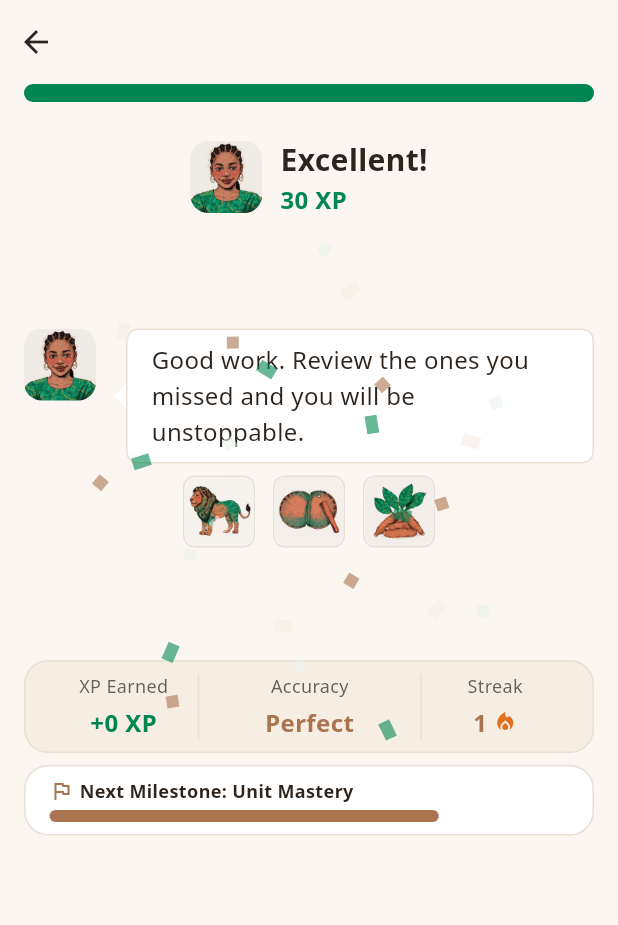
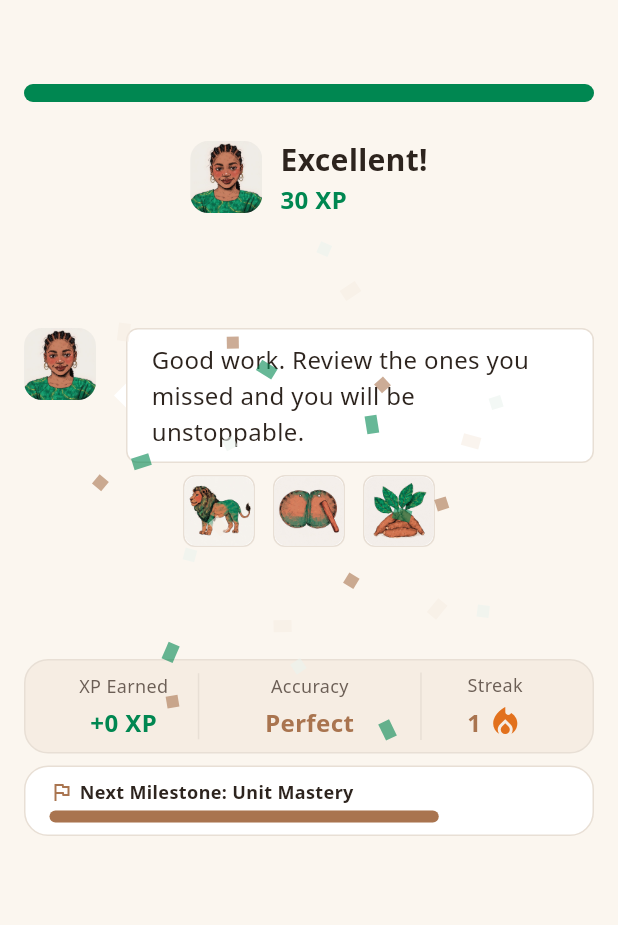
Before and after one commit to Samthesurf/igboman, a Flutter app: the LessonScreen screen opened directly with empty values, on a phone screen of 412 x 824 dp. Shown: the top 925 px of the screen. Run offline on Flutter 3.47's test engine with Material 3 defaults, Android fonts, the phone set to English and light mode, and no system bars; our stand-ins replace audioplayers, shared_preferences; missing offline and left inert: googleai_dart; accounts and stored records are empty.

Commit message:
feat: hide back button on completion, align title, bigger streak flame
- Completion screen no longer shows the app bar back arrow: the run is
  over and the user navigates via Continue / Practice again / Review
  answers, so a visible back button invited a confusing mid-result exit.
  A showBackButton flag on _LessonAppBar (default true) keeps the arrow
  on intro and question phases; the system back gesture still works.
- The spacer that replaces the arrow on completion now uses Spacing.md
  (16px) instead of kToolbarHeight * 0.6 (33.6px), so the lesson title
  starts flush with the progress bar and body content margin instead of
  looking indented.
- Streak flame icon on the completion stats row grows from IconSizes.s
  (16px) to IconSizes.md (24px); it was too small to read at a glance.
  The compact Heat chip flame on question screens is unchanged.

```diff
--- a/lib/screens/lesson_screen.dart
+++ b/lib/screens/lesson_screen.dart
@@ -111,6 +111,7 @@ class _LessonScreenState extends State<LessonScreen> {
       backgroundColor: AppColors.background,
       appBar: _LessonAppBar(
         title: widget.lesson.title,
+        showBackButton: !isComplete,
         questionNumber: isComplete ? questions.length : (_questionIndex + 1),
         totalQuestions: questions.length,
         progress: isComplete
@@ -366,12 +367,17 @@ class _LessonAppBar extends StatelessWidget implements PreferredSizeWidget {
     required this.progress,
     this.questionNumber,
     this.totalQuestions,
+    this.showBackButton = true,
   });
 
   final String title;
   final double progress;
   final int? questionNumber;
   final int? totalQuestions;
+
+  /// False on the completion screen: the run is over and the user
+  /// navigates via the practice/review actions instead of backing out.
+  final bool showBackButton;
 
   @override
   Size get preferredSize => const Size.fromHeight(
@@ -388,11 +394,14 @@ class _LessonAppBar extends StatelessWidget implements PreferredSizeWidget {
             height: kToolbarHeight,
             child: Row(
               children: [
-                IconButton(
-                  icon: const Icon(Icons.arrow_back),
-                  color: AppColors.textPrimary,
-                  onPressed: () => Navigator.of(context).pop(),
-                ),
+                if (showBackButton)
+                  IconButton(
+                    icon: const Icon(Icons.arrow_back),
+                    color: AppColors.textPrimary,
+                    onPressed: () => Navigator.of(context).pop(),
+                  )
+                else
+                  const SizedBox(width: Spacing.md),
                 Expanded(
                   child: Text(
                     title,
@@ -2090,7 +2099,7 @@ class _CompletionScreenState extends State<_CompletionScreen> {
                                             const SizedBox(width: Spacing.xs),
                                             const Icon(
                                               Icons.local_fire_department,
-                                              size: IconSizes.s,
+                                              size: IconSizes.md,
                                               color: AppColors.ember,
                                             ),
                                           ],
```
